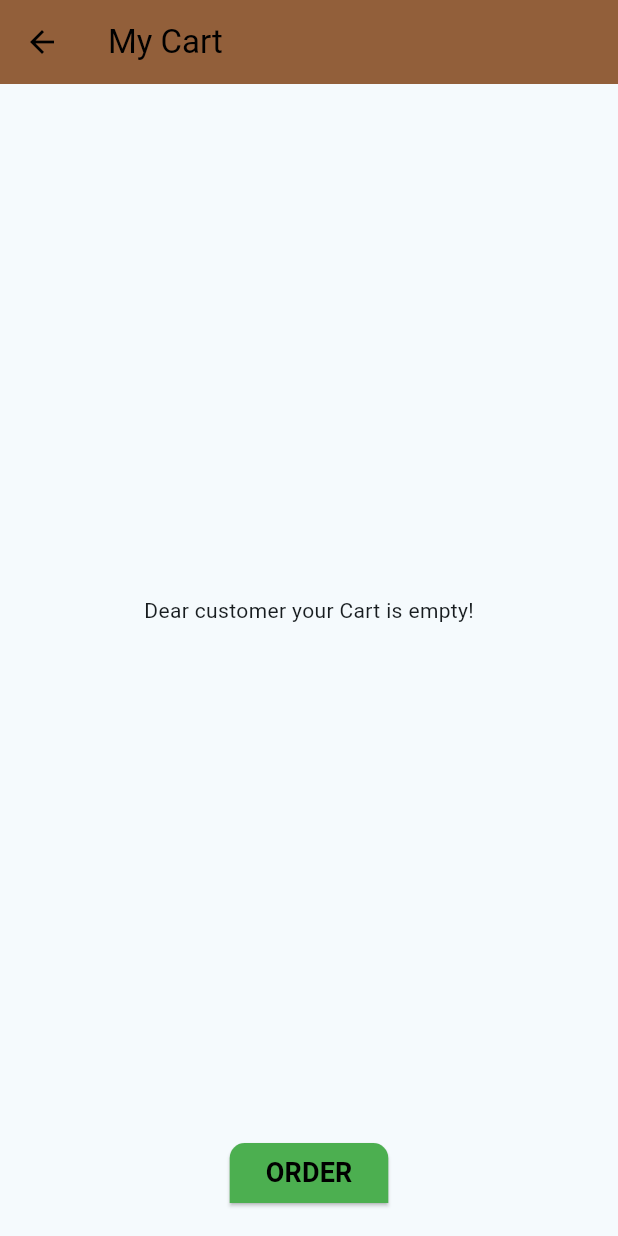
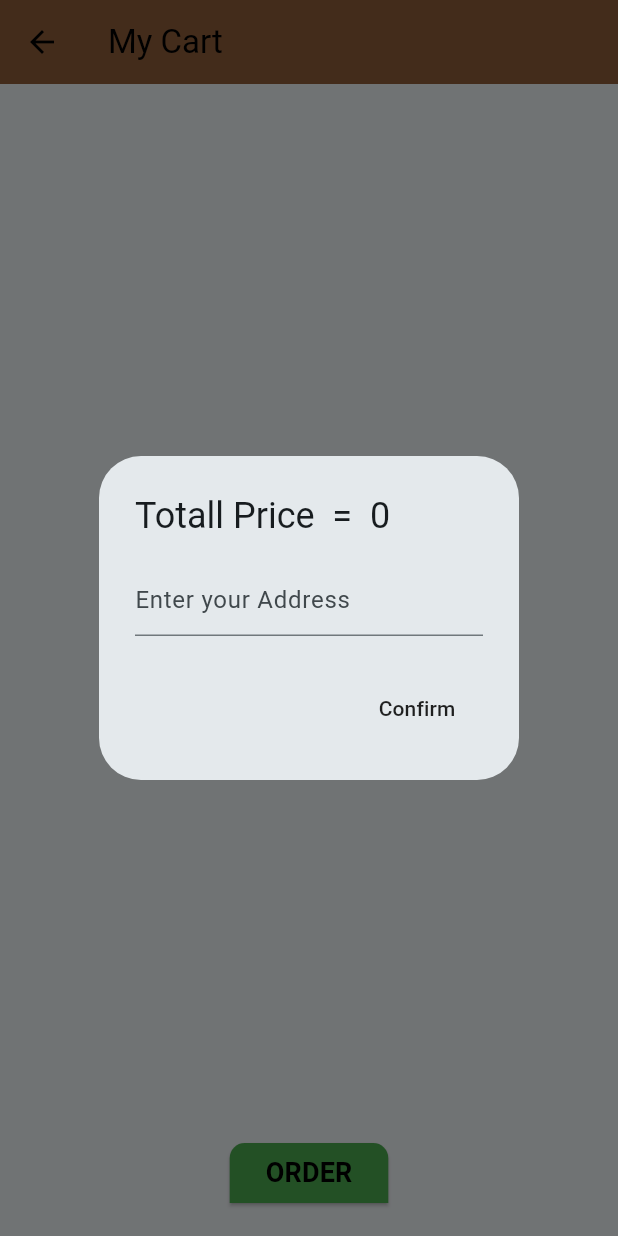
Before and after one commit to Majdasafdev/Thraa_najd_app, a Flutter app: the CartScreen screen opened by its route, after a tap on "ORDER", on a phone screen of 412 x 824 dp. Run offline on Flutter 3.47's test engine with Material 3 defaults, Android fonts, the light colour scheme and no system bars; our stand-ins replace cloud_firestore, firebase_auth, firebase_core, modal_progress_hud_nsn, shared_preferences; accounts and stored records are empty.

Commit message:
handleing  logic of order screen

```diff
--- a/lib/main.dart
+++ b/lib/main.dart
@@ -3,6 +3,7 @@ import 'package:flutter/material.dart';
 import 'package:provider/provider.dart';
 import 'package:thraa_najd_mobile_app/firebase_options.dart';
 import 'package:thraa_najd_mobile_app/providers/cartItem.dart';
+import 'package:thraa_najd_mobile_app/screens/Admin/oreder_deatiels.dart';
 import 'package:thraa_najd_mobile_app/screens/User/cartScreen.dart';
 import 'package:thraa_najd_mobile_app/screens/User/product_info.dart';
 import 'package:thraa_najd_mobile_app/screens/login_screen.dart';
@@ -54,6 +55,7 @@ class _ThraaNajdAppState extends State<ThraaNajdApp> {
                 .copyWith(background: Colors.white)),
         initialRoute: loginPage.id,
         routes: {
+          OrderDeatiels.id: (context) => OrderDeatiels(),
           loginPage.id: (context) => loginPage(),
           RegisterPage.id: (context) => RegisterPage(),
           HomePage.id: (context) => HomePage(),
--- /dev/null
+++ b/lib/models/Order.dart
@@ -0,0 +1,9 @@
+class Order {
+  String documentId;
+  int totallPrice;
+  String address;
+  Order(
+      {required int this.totallPrice,
+      required this.address,
+      required this.documentId});
+}
--- a/lib/screens/Admin/admin_home.dart
+++ b/lib/screens/Admin/admin_home.dart
@@ -3,6 +3,7 @@ import 'package:thraa_najd_mobile_app/constants.dart';
 import 'package:thraa_najd_mobile_app/screens/Admin/add_product.dart';
 import 'package:thraa_najd_mobile_app/screens/Admin/edit_products.dart';
 import 'package:thraa_najd_mobile_app/screens/Admin/manage_product.dart';
+import 'package:thraa_najd_mobile_app/screens/Admin/orders_screen.dart';
 
 class AdminHome extends StatelessWidget {
   const AdminHome({super.key});
@@ -37,7 +38,9 @@ class AdminHome extends StatelessWidget {
             child: Text('Edit Products'),
           ),
           ElevatedButton(
-            onPressed: () {},
+            onPressed: () {
+              Navigator.pushNamed(context, OrdersScreen.id);
+            },
             child: Text('View Orders'),
           ),
         ],
--- a/lib/screens/User/cartScreen.dart
+++ b/lib/screens/User/cartScreen.dart
@@ -7,6 +7,7 @@ import 'package:thraa_najd_mobile_app/constants.dart';
 import 'package:thraa_najd_mobile_app/models/product.dart';
 import 'package:thraa_najd_mobile_app/providers/cartItem.dart';
 import 'package:thraa_najd_mobile_app/screens/User/product_info.dart';
+import 'package:thraa_najd_mobile_app/services/store.dart';
 
 import '../../widgets/cusotme_menu.dart';
 
@@ -129,7 +130,7 @@ class CartScreen extends StatelessWidget {
                       appBarHeight -
                       statusBarHeight,
                   child: Center(
-                    child: Text("Dear customer your Cart is empty!"),
+                    child: Text("Dear customer your Cart is Empity!"),
                   ),
                 );
               }
@@ -139,7 +140,9 @@ class CartScreen extends StatelessWidget {
             minWidth: screenWidth,
             height: screenHeight * .08,
             child: ElevatedButton(
-              onPressed: () {},
+              onPressed: () {
+                showCustomDialog(products, context);
+              },
               style: ElevatedButton.styleFrom(
                 backgroundColor: Colors.green,
                 shape: RoundedRectangleBorder(
@@ -191,4 +194,50 @@ class CartScreen extends StatelessWidget {
       ],
     );
   }
+
+  void showCustomDialog(List<Product> products, context) async {
+    var price = getTotallPrice(products);
+    var address;
+    AlertDialog alertDialog = AlertDialog(
+      actions: <Widget>[
+        MaterialButton(
+          onPressed: () {
+            try {
+              Store _store = Store();
+              _store.storeOrders(
+                  {kTotallPrice: price, kAddress: address}, products);
+
+              ScaffoldMessenger.of(context).showSnackBar(SnackBar(
+                content: Text('Orderd Successfully'),
+              ));
+              Navigator.pop(context);
+            } catch (ex) {
+              print(ex);
+            }
+          },
+          child: Text('Confirm'),
+        )
+      ],
+      content: TextField(
+        onChanged: (value) {
+          address = value;
+        },
+        decoration: InputDecoration(hintText: 'Enter your Address'),
+      ),
+      title: Text('Totall Price  =  $price'),
+    );
+    await showDialog(
+        context: context,
+        builder: (context) {
+          return alertDialog;
+        });
+  }
+
+  getTotallPrice(List<Product> products) {
+    var price = 0;
+    for (var product in products) {
+      price += product.pQuantity! * int.parse(product.pPrice);
+    }
+    return price;
+  }
 }
--- a/lib/screens/User/product_info.dart
+++ b/lib/screens/User/product_info.dart
@@ -1,7 +1,6 @@
 import 'package:flutter/material.dart';
 import 'package:provider/provider.dart';
 import 'package:thraa_najd_mobile_app/constants.dart';
-import 'package:thraa_najd_mobile_app/function.dart';
 import 'package:thraa_najd_mobile_app/models/product.dart';
 import 'package:thraa_najd_mobile_app/providers/cartItem.dart';
 import 'package:thraa_najd_mobile_app/screens/User/cartScreen.dart';
```
Also changed, not shown: lib/screens/Admin/orders_screen.dart (+74 -2 lines), lib/screens/Admin/oreder_deatiels.dart (added, +11 -0 lines), lib/services/store.dart (+20 -0 lines).
